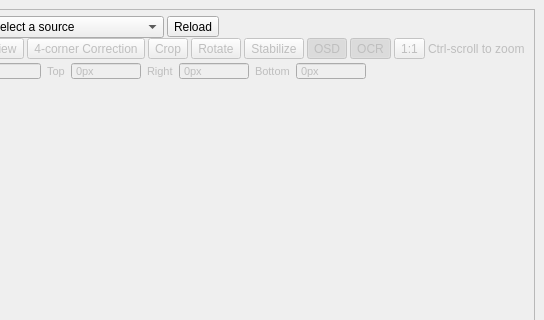
Before: the Qt Designer form mainwindow.ui in locaal-ai/scoresight, drawn with Qt 5; both pictures show x 443 to 987 and y 0 to 320 of the 987 by 725 pixel window.
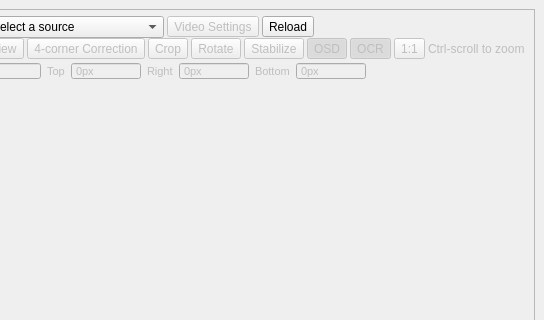
After: the same form once the commit is applied.

Commit message: refactor: Add video settings functionality and UI

Patch:
```diff
--- a/mainwindow.ui
+++ b/mainwindow.ui
@@ -1727,6 +1727,16 @@
                </item>
               </widget>
              </item>
+             <item>
+              <widget class="QToolButton" name="toolButton_videoSettings">
+               <property name="enabled">
+                <bool>false</bool>
+               </property>
+               <property name="text">
+                <string>Video Settings</string>
+               </property>
+              </widget>
+             </item>
              <item>
               <widget class="QToolButton" name="pushButton_refresh_sources">
                <property name="toolTip">
```
The commit also changes 8 other files.
